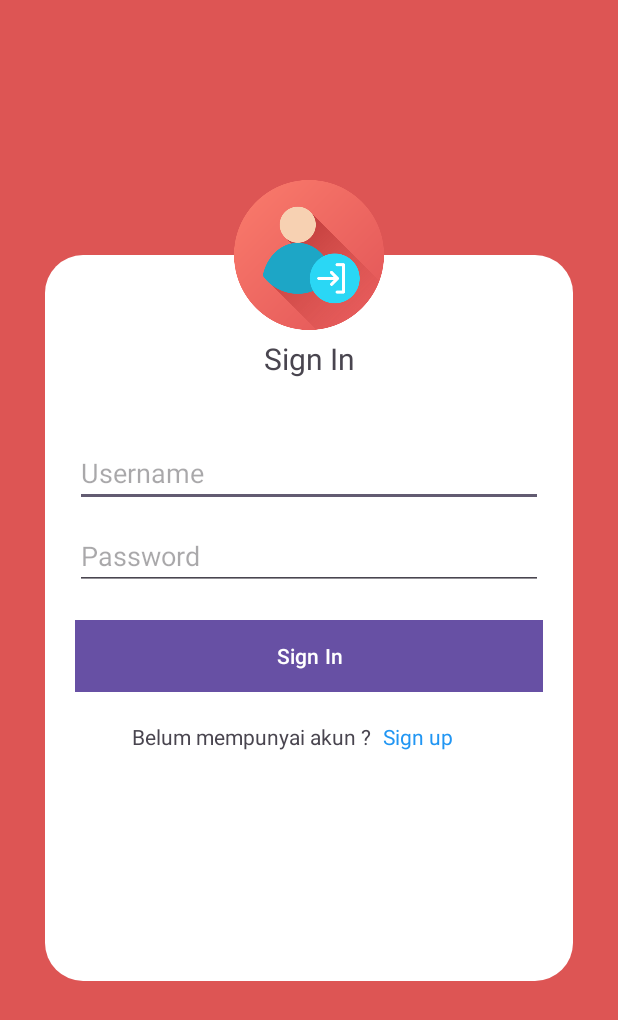
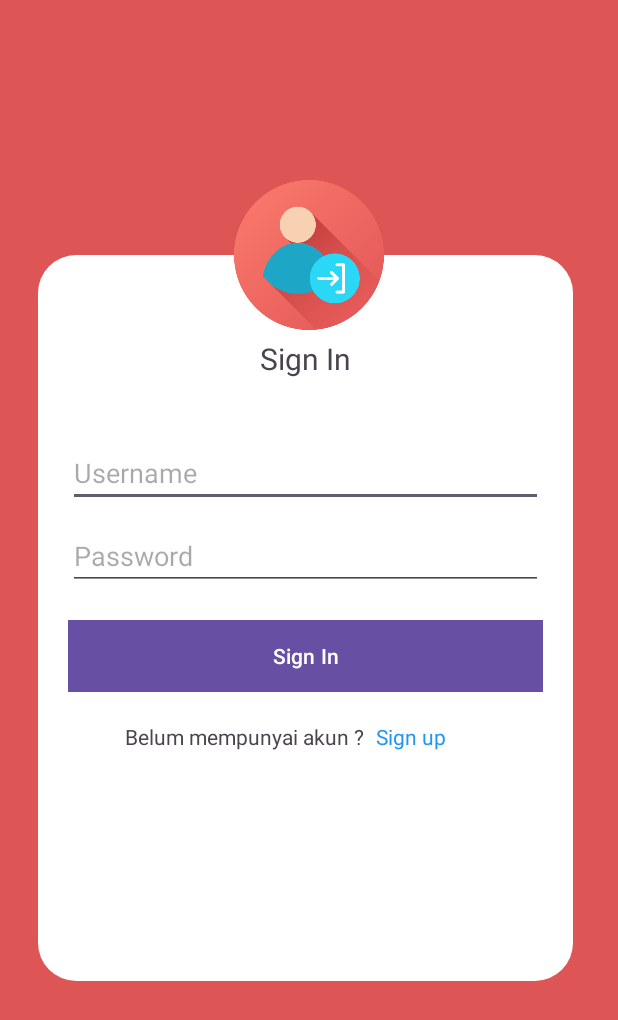
Before and after one commit to Bayusatriooo/TA-PM-TK22A-REMBO2, an Android app: the screen it shows after launch (LoginActivity), on a phone screen of 412 x 824 dp. Shown: the top 1020 px of the screen. Run offline under Robolectric (Android 15) with nearby library versions, the phone set to English and light mode, and no system bars; 1 statement that could not run was skipped.

Commit message:
master : mengubah margin left

```diff
--- a/program/app/src/main/res/layout/activity_login.xml
+++ b/program/app/src/main/res/layout/activity_login.xml
@@ -12,12 +12,12 @@
         android:layout_width="match_parent"
         android:layout_height="match_parent"
         android:background="@color/bg"
-        android:orientation="horizontal">
+        android:orientation="vertical">
 
         <LinearLayout
             android:layout_width="match_parent"
             android:layout_height="match_parent"
-            android:layout_marginLeft="30dp"
+            android:layout_marginLeft="25dp"
             android:layout_marginTop="170dp"
             android:layout_marginRight="30dp"
             android:layout_marginBottom="170dp"
```
Also changed, not shown: 1 other file.
